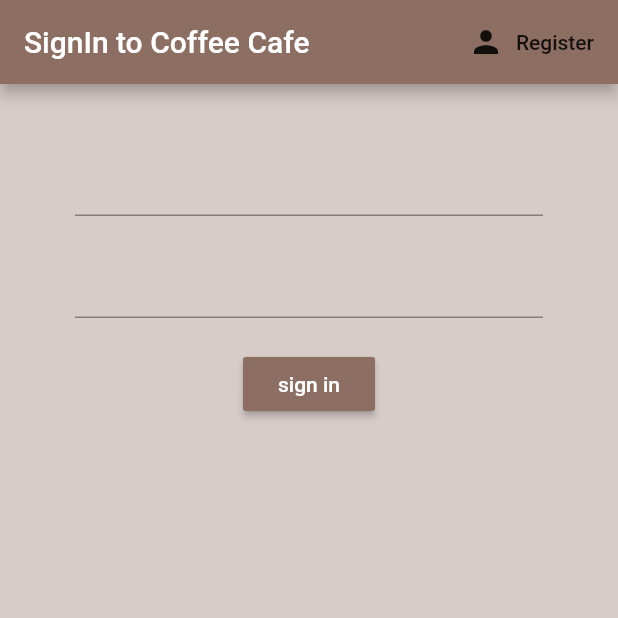
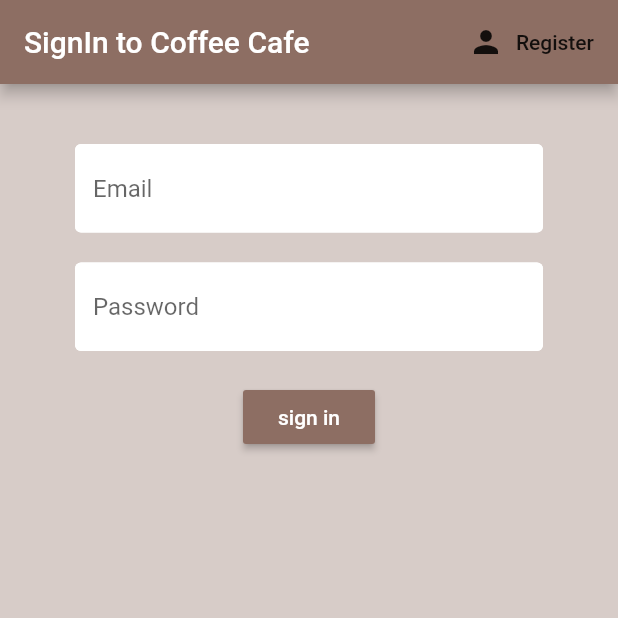
Before and after one commit to amitsaini4556/coffee_team, a Flutter app: the screen it shows after launch, on a phone screen of 412 x 824 dp, the top half of it. Run offline on Flutter 3.47's test engine with Material 2 defaults, Android fonts, the phone set to English and light mode, and no system bars; our stand-ins replace firebase_auth; accounts and stored records are empty.

Commit message:
also decorate sign-in form , by constant data package

```diff
--- a/lib/screens/authenticate/signin.dart
+++ b/lib/screens/authenticate/signin.dart
@@ -1,6 +1,7 @@
 
 import 'package:flutter/material.dart';
 import 'package:coffee_team/services/auth.dart';
+import 'package:coffee_team/sharedData/contants.dart';
 
 class SignIn extends StatefulWidget {
   final Function toggleview;
@@ -38,12 +39,14 @@ class _SignInState extends State<SignIn> {
             children: <Widget>[
               SizedBox(height: 20.0,),
               TextFormField(
+                decoration: textInputDecoration.copyWith(hintText: 'Email'),
                 onChanged: (val){
                   setState(() => email = val);
                 },
               ),
               SizedBox(height: 20.0,),
               TextFormField(
+                decoration: textInputDecoration.copyWith(hintText: 'Password'),
                 obscureText: true,
                 onChanged: (val){
                   setState(() => password = val);
```
